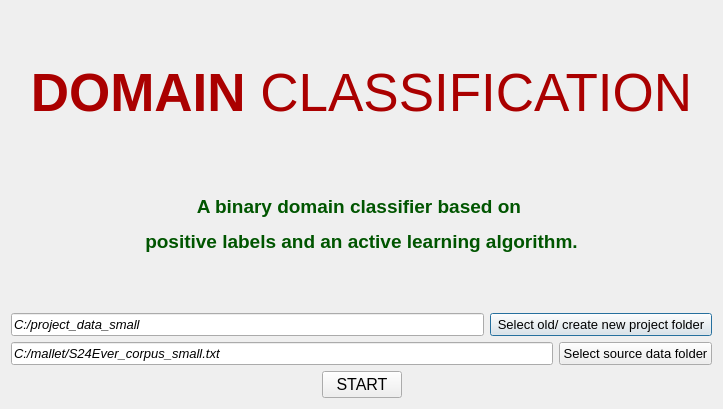
Before: the Qt Designer form UIs/menuConfig.ui in IntelCompH2020/domain_classification, drawn with Qt 5.
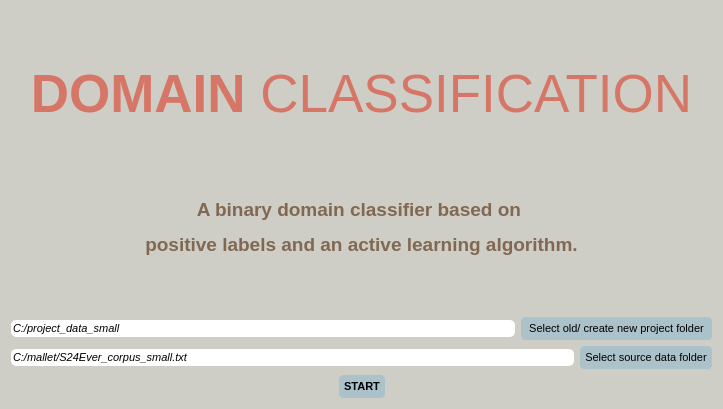
After: the same form once the commit is applied.

Commit message: Loading corpus loaded to secondary thread to stop the GUI from freezing; importing labels/getting subcorpus functionalities incorporated; css added to the gui.

What changed in the file:
```diff
--- a/UIs/menuConfig.ui
+++ b/UIs/menuConfig.ui
@@ -14,7 +14,7 @@
    <string>MusicalSpoon</string>
   </property>
   <property name="styleSheet">
-   <string notr="true"/>
+   <string notr="true">background-color: #CFCEC6;</string>
   </property>
   <layout class="QHBoxLayout" name="horizontalLayout_6">
    <item>
@@ -60,7 +60,7 @@
             <string notr="true">color: rgb(254, 121, 199);</string>
            </property>
            <property name="text">
-            <string>&lt;html&gt;&lt;head/&gt;&lt;body&gt;&lt;p&gt;&lt;span style=&quot; font-weight:600; color:#aa0000;&quot;&gt;DOMAIN &lt;/span&gt;&lt;span style=&quot; color:#aa0000;&quot;&gt;CLASSIFICATION&lt;/span&gt;&lt;/p&gt;&lt;/body&gt;&lt;/html&gt;</string>
+            <string>&lt;html&gt;&lt;head/&gt;&lt;body&gt;&lt;p&gt;&lt;span style=&quot; font-weight:600; color:#d67667;&quot;&gt;DOMAIN &lt;/span&gt;&lt;span style=&quot; color:#d67667;&quot;&gt;CLASSIFICATION&lt;/span&gt;&lt;/p&gt;&lt;/body&gt;&lt;/html&gt;</string>
            </property>
            <property name="alignment">
             <set>Qt::AlignCenter</set>
@@ -79,7 +79,7 @@
             <string notr="true">color: rgb(98, 114, 164);</string>
            </property>
            <property name="text">
-            <string>&lt;html&gt;&lt;head/&gt;&lt;body&gt;&lt;p&gt;&lt;span style=&quot; font-weight:600; color:#005500;&quot;&gt;A binary domain classifier based on &lt;/span&gt;&lt;/p&gt;&lt;p&gt;&lt;span style=&quot; font-weight:600; color:#005500;&quot;&gt;positive labels and an active learning algorithm.&lt;/span&gt;&lt;/p&gt;&lt;/body&gt;&lt;/html&gt;</string>
+            <string>&lt;html&gt;&lt;head/&gt;&lt;body&gt;&lt;p&gt;&lt;span style=&quot; font-weight:600; color:#816852;&quot;&gt;A binary domain classifier based on &lt;/span&gt;&lt;/p&gt;&lt;p&gt;&lt;span style=&quot; font-weight:600; color:#816852;&quot;&gt;positive labels and an active learning algorithm.&lt;/span&gt;&lt;/p&gt;&lt;/body&gt;&lt;/html&gt;</string>
            </property>
            <property name="alignment">
             <set>Qt::AlignCenter</set>
@@ -118,14 +118,19 @@
            <property name="font">
             <font>
              <family>Arial</family>
-             <pointsize>10</pointsize>
+             <pointsize>8</pointsize>
              <weight>50</weight>
              <italic>true</italic>
              <bold>false</bold>
             </font>
            </property>
            <property name="styleSheet">
-            <string notr="true"/>
+            <string notr="true">QLineEdit {	
+	background-color: #FFFFFF;
+	border-radius: 5px;
+	gridline-color: #FFFFFF;
+	border-bottom: 1px solid #FFFFFF;
+}</string>
            </property>
            <property name="text">
             <string>C:/project_data_small</string>
@@ -143,13 +148,25 @@
            <property name="font">
             <font>
              <family>Arial</family>
-             <pointsize>10</pointsize>
+             <pointsize>8</pointsize>
              <weight>50</weight>
              <bold>false</bold>
             </font>
            </property>
            <property name="styleSheet">
-            <string notr="true"/>
+            <string notr="true">QPushButton {
+	border: 5px solid #ABC2CB;
+	border-radius: 5px;	
+	background-color: #ABC2CB;
+}
+QPushButton:hover {
+	background-color: #ABC2CB;
+	border: 2px solid #ABC2CB;
+}
+QPushButton:pressed {	
+	background-color: #ABC2CB;
+	border: 2px solid #ABC2CB;
+}</string>
            </property>
            <property name="text">
             <string> Select old/ create new project folder </string>
@@ -171,12 +188,17 @@
            <property name="font">
             <font>
              <family>Arial</family>
-             <pointsize>10</pointsize>
+             <pointsize>8</pointsize>
              <italic>true</italic>
             </font>
            </property>
            <property name="styleSheet">
-            <string notr="true"/>
+            <string notr="true">QLineEdit {	
+	background-color: #FFFFFF;
+	border-radius: 5px;
+	gridline-color: #FFFFFF;
+	border-bottom: 1px solid #FFFFFF;
+}</string>
            </property>
            <property name="text">
             <string>C:/mallet/S24Ever_corpus_small.txt</string>
@@ -194,13 +216,25 @@
            <property name="font">
             <font>
              <family>Arial</family>
-             <pointsize>10</pointsize>
+             <pointsize>8</pointsize>
              <weight>50</weight>
              <bold>false</bold>
             </font>
            </property>
            <property name="styleSheet">
-            <string notr="true"/>
+            <string notr="true">QPushButton {
+	border: 5px solid #ABC2CB;
+	border-radius: 5px;	
+	background-color: #ABC2CB;
+}
+QPushButton:hover {
+	background-color: #ABC2CB;
+	border: 2px solid #ABC2CB;
+}
+QPushButton:pressed {	
+	background-color: #ABC2CB;
+	border: 2px solid #ABC2CB;
+}</string>
            </property>
            <property name="text">
             <string>Select source data folder</string>
@@ -235,13 +269,25 @@
            <property name="font">
             <font>
              <family>Arial</family>
-             <pointsize>12</pointsize>
-             <weight>50</weight>
-             <bold>false</bold>
+             <pointsize>8</pointsize>
+             <weight>75</weight>
+             <bold>true</bold>
             </font>
            </property>
            <property name="styleSheet">
-            <string notr="true"/>
+            <string notr="true">QPushButton {
+	border: 5px solid #ABC2CB;
+	border-radius: 5px;	
+	background-color: #ABC2CB;
+}
+QPushButton:hover {
+	background-color: #ABC2CB;
+	border: 2px solid #ABC2CB;
+}
+QPushButton:pressed {	
+	background-color: #ABC2CB;
+	border: 2px solid #ABC2CB;
+}</string>
            </property>
            <property name="text">
             <string>START</string>
```
The commit also changes 8 other files.
